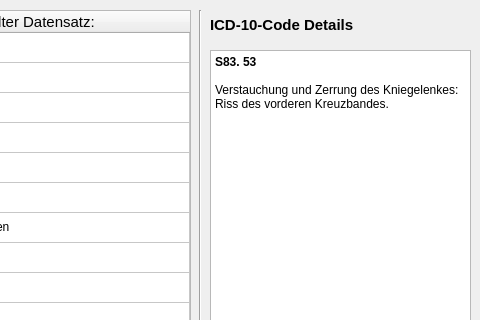
Above: Patient_Data_Project/datensatz_anzeigen.ui from Baljet389/Patient_Data before the change; both pictures show x 340 to 820 and y 0 to 320 of the 820 by 440 pixel window. Below: the same form after it.
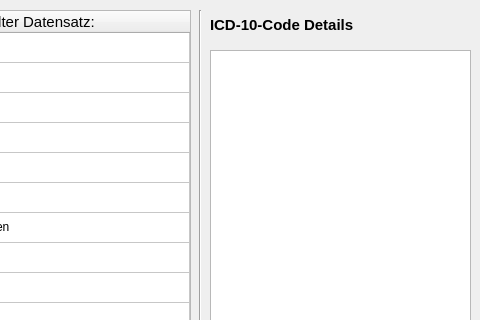
That is the form after the change.

Patch:
```diff
--- a/Patient_Data_Project/datensatz_anzeigen.ui
+++ b/Patient_Data_Project/datensatz_anzeigen.ui
@@ -252,7 +252,7 @@
 li.unchecked::marker { content: &quot;\2610&quot;; }
 li.checked::marker { content: &quot;\2612&quot;; }
 &lt;/style&gt;&lt;/head&gt;&lt;body style=&quot; font-family:'Segoe UI'; font-size:9pt; font-weight:400; font-style:normal;&quot;&gt;
-&lt;p style=&quot; margin-top:0px; margin-bottom:0px; margin-left:0px; margin-right:0px; -qt-block-indent:0; text-indent:0px;&quot;&gt;&lt;span style=&quot; font-weight:700;&quot;&gt;S83.&lt;/span&gt; &lt;span style=&quot; font-weight:700;&quot;&gt;53&lt;/span&gt; &lt;br /&gt;&lt;br /&gt;Verstauchung und Zerrung des Kniegelenkes: Riss des vorderen Kreuzbandes.&lt;/p&gt;&lt;/body&gt;&lt;/html&gt;</string>
+&lt;p style=&quot;-qt-paragraph-type:empty; margin-top:0px; margin-bottom:0px; margin-left:0px; margin-right:0px; -qt-block-indent:0; text-indent:0px;&quot;&gt;&lt;br /&gt;&lt;/p&gt;&lt;/body&gt;&lt;/html&gt;</string>
    </property>
   </widget>
   <widget class="QLabel" name="label">
```
